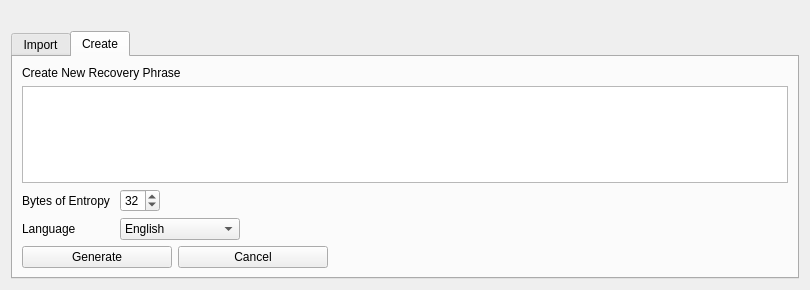
Qt form src/qt/forms/mnemonicdialog.ui (Bitcoin-Confidential/BitcoinC-Core) before a commit.
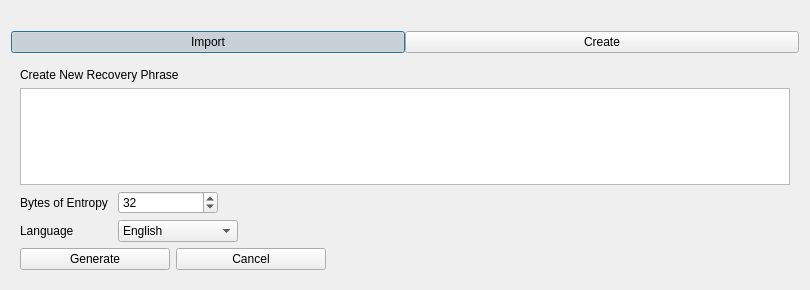
The same form after that commit. The open tabs and pages were chosen to show the change.

Commit message: qt: Adjusted hdwallet tab for the new design

Patch:
```diff
--- a/src/qt/forms/mnemonicdialog.ui
+++ b/src/qt/forms/mnemonicdialog.ui
@@ -13,29 +13,69 @@
   <property name="windowTitle">
    <string>HD Wallet Setup</string>
   </property>
-  <layout class="QGridLayout" name="gridLayout">
-   <item row="1" column="0">
-    <widget class="QTabWidget" name="tabWidget">
+  <layout class="QVBoxLayout" name="verticalLayout_3">
+   <item>
+    <widget class="QLabel" name="lblHelp">
      <property name="enabled">
       <bool>true</bool>
      </property>
+     <property name="text">
+      <string/>
+     </property>
+    </widget>
+   </item>
+   <item>
+    <layout class="QHBoxLayout" name="horizontalLayout">
+     <property name="spacing">
+      <number>0</number>
+     </property>
+     <item>
+      <widget class="QPushButton" name="btnTabImport">
+       <property name="text">
+        <string>Import</string>
+       </property>
+       <property name="checkable">
+        <bool>true</bool>
+       </property>
+       <property name="checked">
+        <bool>true</bool>
+       </property>
+      </widget>
+     </item>
+     <item>
+      <widget class="QPushButton" name="btnTabCreate">
+       <property name="text">
+        <string>Create</string>
+       </property>
+       <property name="checkable">
+        <bool>true</bool>
+       </property>
+      </widget>
+     </item>
+    </layout>
+   </item>
+   <item>
+    <widget class="QStackedWidget" name="stackedWidget">
      <property name="currentIndex">
-      <number>1</number>
+      <number>0</number>
      </property>
-     <widget class="QWidget" name="tabImport">
-      <attribute name="title">
-       <string>Import</string>
-      </attribute>
-      <layout class="QGridLayout" name="gridLayout_2">
-       <item row="0" column="0">
+     <widget class="QWidget" name="page">
+      <layout class="QVBoxLayout" name="verticalLayout">
+       <item>
         <widget class="QLabel" name="mnemonicLabel">
          <property name="text">
           <string>Import Recovery Phrase</string>
          </property>
         </widget>
        </item>
-       <item row="1" column="0">
+       <item>
         <widget class="QTextEdit" name="tbxMnemonic">
+         <property name="maximumSize">
+          <size>
+           <width>16777215</width>
+           <height>250</height>
+          </size>
+         </property>
          <property name="toolTip">
           <string>Enter your BIP39 compliant Recovery Phrase/Mnemonic - Typing your own words will probably not work how you expect, since the words require a particular structure (the last word is a checksum).</string>
          </property>
@@ -44,7 +84,7 @@
          </property>
         </widget>
        </item>
-       <item row="2" column="0">
+       <item>
         <layout class="QFormLayout" name="mnemonicLayout">
          <item row="0" column="0">
           <widget class="QLabel" name="passwordLabel">
@@ -55,6 +95,12 @@
          </item>
          <item row="0" column="1">
           <widget class="QLineEdit" name="edtPassword">
+           <property name="minimumSize">
+            <size>
+             <width>400</width>
+             <height>0</height>
+            </size>
+           </property>
            <property name="toolTip">
             <string>Enter a passphrase to protect your Recovery Phrase (optional)</string>
            </property>
@@ -69,6 +115,12 @@
          </item>
          <item row="1" column="1">
           <widget class="QCheckBox" name="chkImportChain">
+           <property name="sizePolicy">
+            <sizepolicy hsizetype="Preferred" vsizetype="Fixed">
+             <horstretch>0</horstretch>
+             <verstretch>0</verstretch>
+            </sizepolicy>
+           </property>
            <property name="toolTip">
             <string>Only needed if you're importing </string>
            </property>
@@ -99,7 +151,7 @@
          </item>
         </layout>
        </item>
-       <item row="3" column="0">
+       <item>
         <layout class="QHBoxLayout" name="horizontalLayout_2">
          <item>
           <widget class="QPushButton" name="btnImport">
@@ -156,20 +208,23 @@
        </item>
       </layout>
      </widget>
-     <widget class="QWidget" name="tabCreate">
-      <attribute name="title">
-       <string>Create</string>
-      </attribute>
-      <layout class="QGridLayout" name="gridLayout_3">
-       <item row="0" column="0">
+     <widget class="QWidget" name="page_2">
+      <layout class="QVBoxLayout" name="verticalLayout_2">
+       <item>
         <widget class="QLabel" name="mnemonicLabel_2">
          <property name="text">
           <string>Create New Recovery Phrase</string>
          </property>
         </widget>
        </item>
-       <item row="1" column="0">
+       <item>
         <widget class="QTextEdit" name="tbxMnemonicOut">
+         <property name="maximumSize">
+          <size>
+           <width>16777215</width>
+           <height>250</height>
+          </size>
+         </property>
          <property name="toolTip">
           <string>This is your randomly generated Recovery Phrase/Mnemonic</string>
          </property>
@@ -181,7 +236,7 @@
          </property>
         </widget>
        </item>
-       <item row="2" column="0">
+       <item>
         <layout class="QFormLayout" name="formLayout">
          <item row="0" column="0">
           <widget class="QLabel" name="label">
@@ -198,9 +253,21 @@
          </item>
          <item row="0" column="1">
           <widget class="QSpinBox" name="spinEntropy">
+           <property name="sizePolicy">
+            <sizepolicy hsizetype="Preferred" vsizetype="Preferred">
+             <horstretch>0</horstretch>
+             <verstretch>0</verstretch>
+            </sizepolicy>
+           </property>
+           <property name="minimumSize">
+            <size>
+             <width>30</width>
+             <height>0</height>
+            </size>
+           </property>
            <property name="maximumSize">
             <size>
-             <width>40</width>
+             <width>100</width>
              <height>16777215</height>
             </size>
            </property>
@@ -270,7 +337,7 @@
          </item>
         </layout>
        </item>
-       <item row="3" column="0">
+       <item>
         <layout class="QHBoxLayout" name="horizontalLayout_3">
          <item>
           <widget class="QPushButton" name="btnGenerate">
@@ -329,16 +396,6 @@
      </widget>
     </widget>
    </item>
-   <item row="0" column="0">
-    <widget class="QLabel" name="lblHelp">
-     <property name="enabled">
-      <bool>true</bool>
-     </property>
-     <property name="text">
-      <string/>
-     </property>
-    </widget>
-   </item>
   </layout>
  </widget>
  <resources/>
```
The commit also changes 4 other files.
